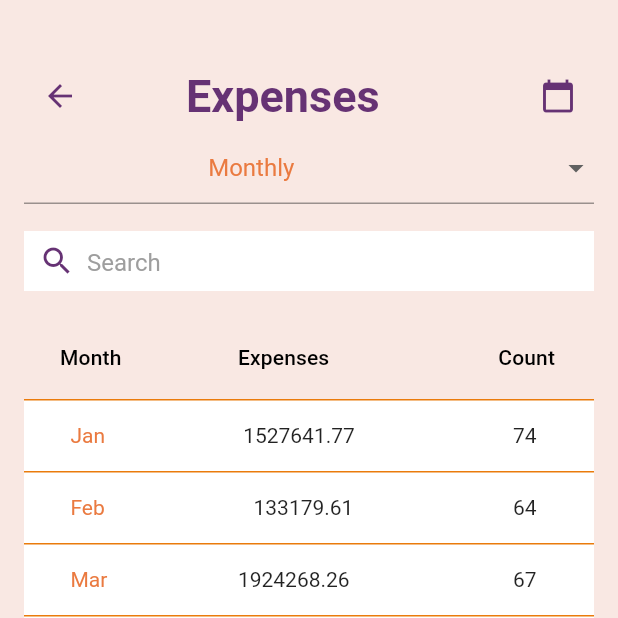
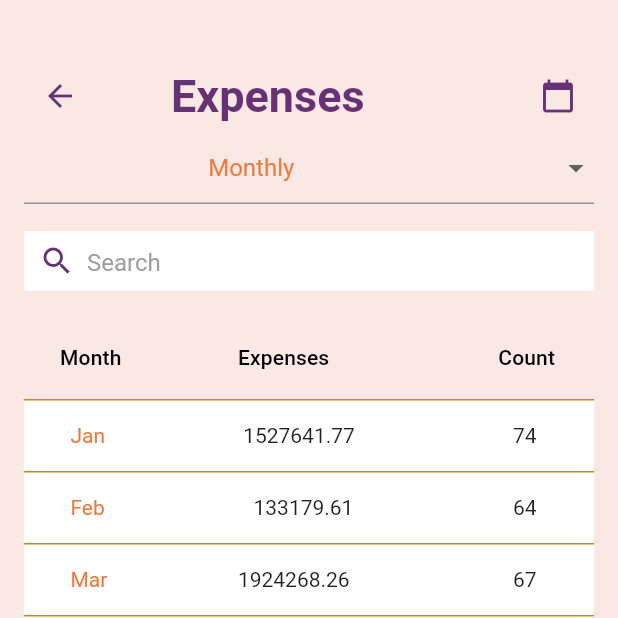
Before and after one commit to Aditya1101999/accountsntax_app, a Flutter app: the ExpensesDescription screen opened by its route, on a phone screen of 412 x 824 dp, the top half of it. Run offline on Flutter 3.47's test engine with Material 2 defaults, Android fonts, the light colour scheme and no system bars; our stand-ins replace carousel_slider.

Commit message:
minor changes

```diff
--- a/lib/screens/drawer_options/accounting/expenses_screen.dart
+++ b/lib/screens/drawer_options/accounting/expenses_screen.dart
@@ -28,7 +28,7 @@
                   },
                 ),
                 const SizedBox(
-                  width: 60,
+                  width: 50,
                 ),
                 const Text(
                   'Expenses',
```
